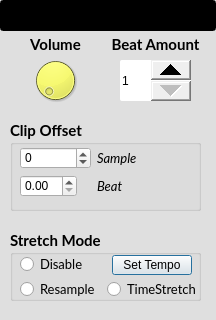
First picture: the form in superboucle/edit_clip_ui.ui, repository Vampouille/superboucle, before the edit; both pictures show x 0 to 216 and y 0 to 320 of the 216 by 657 pixel window.
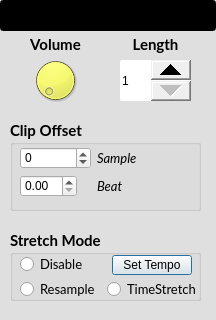
Second picture: the form after the edit. Icons and pictures are not drawn. Custom widgets are drawn as their Qt base class.

Diff of the .ui file:
```diff
--- a/superboucle/edit_clip_ui.ui
+++ b/superboucle/edit_clip_ui.ui
@@ -129,7 +129,7 @@
      </font>
     </property>
     <property name="text">
-     <string>Beat Amount</string>
+     <string>Length</string>
     </property>
     <property name="alignment">
      <set>Qt::AlignCenter</set>
```
Left out of the diff: 2 changed lines with no effect on the pictures.
